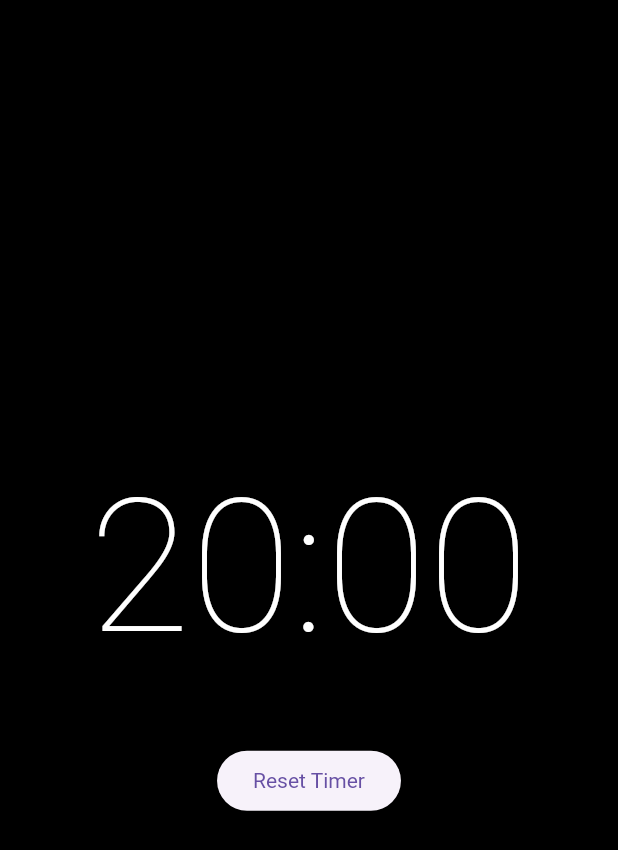
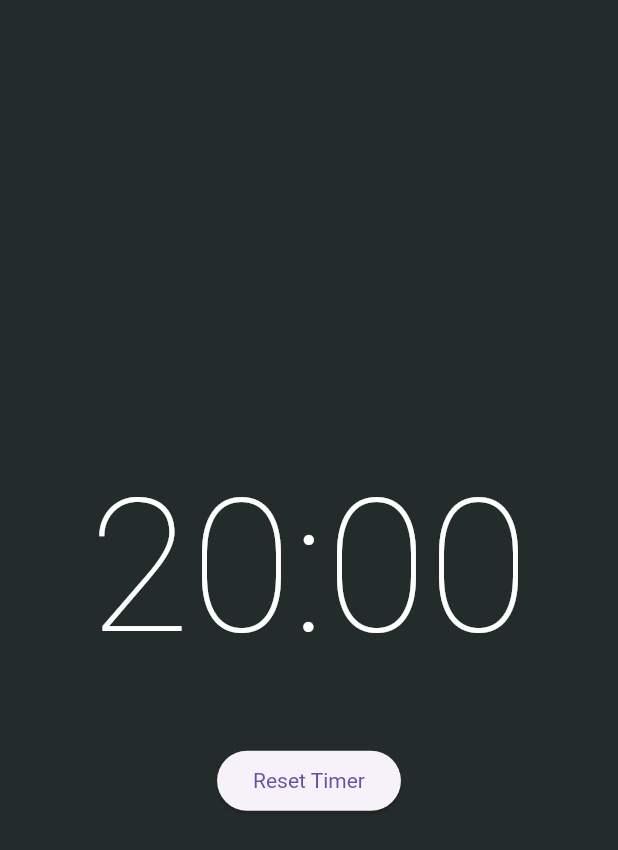
Before and after one commit to ask-org/pomo-timer, a Flutter app: the screen it shows after launch, on a phone screen of 412 x 824 dp. Shown: the top 850 px of the screen. Run offline on Flutter 3.47's test engine with Material 3 defaults, Android fonts, the phone set to English and light mode, and no system bars.

Commit message:
issue 3 is solved

```diff
--- a/lib/time.dart
+++ b/lib/time.dart
@@ -36,7 +36,9 @@ class _TimerPageState extends State<TimerPage> {
         });
       });
     }
-    _isTimerRunning = !_isTimerRunning;
+    setState(() {
+      _isTimerRunning = !_isTimerRunning;
+    });
   }
 
   void _resetTimer() {
@@ -65,7 +67,8 @@ class _TimerPageState extends State<TimerPage> {
     double timerFontSize = screenWidth * 0.3;
 
     return Scaffold(
-      backgroundColor: Colors.black,
+      backgroundColor:
+          _isTimerRunning ? Colors.black : Color.fromARGB(255, 35, 43, 43),
       body: Center(
         child: Column(
           mainAxisAlignment: MainAxisAlignment.center,
```
